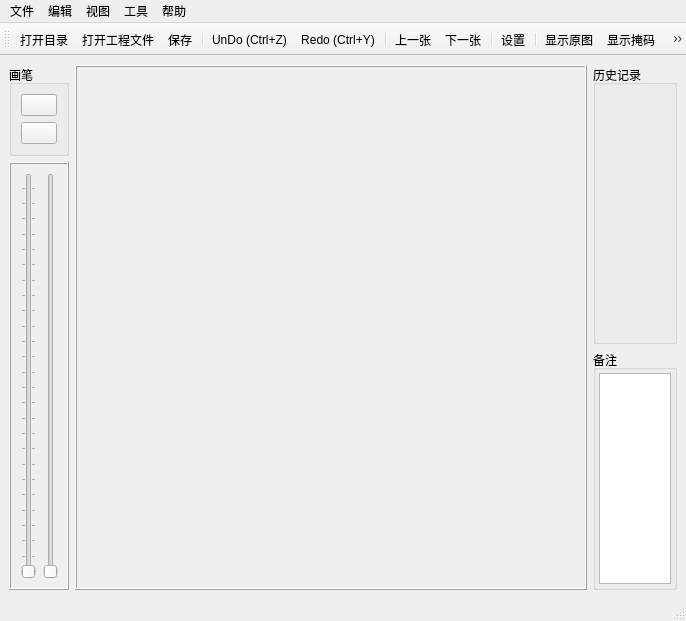
Old version of the form src/MaskGenerator.ui in the repository shih325/MaskGenerator.
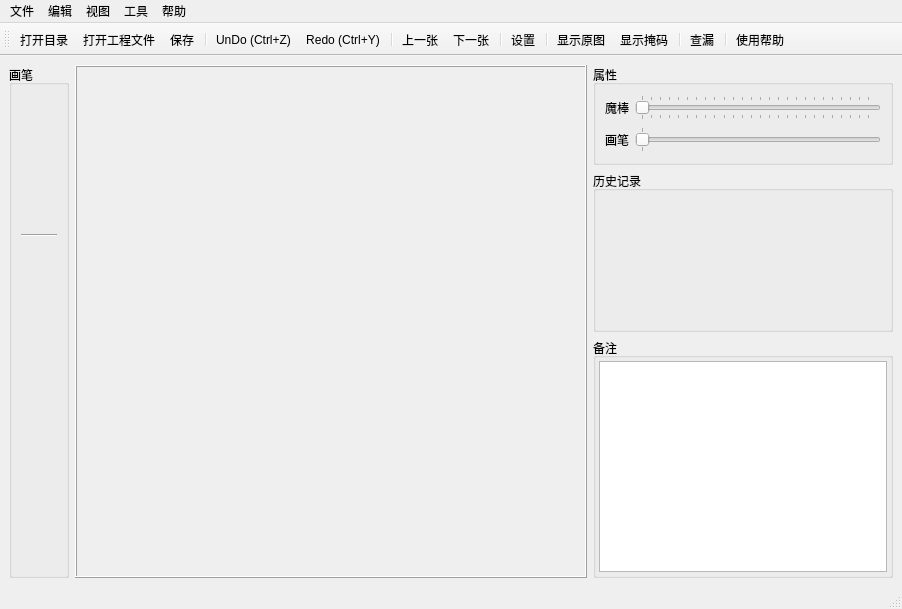
New version of the form. Icons and pictures are not drawn.

```diff
--- a/src/MaskGenerator.ui
+++ b/src/MaskGenerator.ui
@@ -6,8 +6,8 @@
    <rect>
     <x>0</x>
     <y>0</y>
-    <width>686</width>
-    <height>621</height>
+    <width>902</width>
+    <height>609</height>
    </rect>
   </property>
   <property name="mouseTracking">
@@ -25,6 +25,45 @@
     <bool>true</bool>
    </property>
    <layout class="QGridLayout" name="gridLayout_4">
+    <item row="3" column="2">
+     <widget class="QGroupBox" name="groupBox_4">
+      <property name="minimumSize">
+       <size>
+        <width>275</width>
+        <height>0</height>
+       </size>
+      </property>
+      <property name="maximumSize">
+       <size>
+        <width>300</width>
+        <height>240</height>
+       </size>
+      </property>
+      <property name="title">
+       <string>备注</string>
+      </property>
+      <layout class="QGridLayout" name="gridLayout">
+       <property name="leftMargin">
+        <number>3</number>
+       </property>
+       <property name="topMargin">
+        <number>3</number>
+       </property>
+       <property name="rightMargin">
+        <number>3</number>
+       </property>
+       <property name="bottomMargin">
+        <number>3</number>
+       </property>
+       <property name="verticalSpacing">
+        <number>0</number>
+       </property>
+       <item row="0" column="0">
+        <widget class="QTextEdit" name="textEdit_label"/>
+       </item>
+      </layout>
+     </widget>
+    </item>
     <item row="0" column="1" rowspan="4">
      <widget class="QFrame" name="frame_2">
       <property name="minimumSize">
@@ -52,22 +91,72 @@
       </layout>
      </widget>
     </item>
-    <item row="1" column="0" rowspan="3">
-     <widget class="QFrame" name="frame">
+    <item row="1" column="2" rowspan="2">
+     <widget class="QGroupBox" name="groupBox_history">
+      <property name="minimumSize">
+       <size>
+        <width>275</width>
+        <height>0</height>
+       </size>
+      </property>
       <property name="maximumSize">
        <size>
-        <width>60</width>
+        <width>300</width>
         <height>16777215</height>
        </size>
       </property>
-      <property name="frameShape">
-       <enum>QFrame::Box</enum>
+      <property name="title">
+       <string>历史记录</string>
       </property>
-      <property name="frameShadow">
-       <enum>QFrame::Raised</enum>
+      <layout class="QGridLayout" name="gridLayout_3">
+       <property name="leftMargin">
+        <number>3</number>
+       </property>
+       <property name="topMargin">
+        <number>3</number>
+       </property>
+       <property name="rightMargin">
+        <number>3</number>
+       </property>
+       <property name="bottomMargin">
+        <number>3</number>
+       </property>
+       <property name="spacing">
+        <number>0</number>
+       </property>
+       <item row="0" column="0">
+        <layout class="QGridLayout" name="historyLayout"/>
+       </item>
+      </layout>
+     </widget>
+    </item>
+    <item row="0" column="2">
+     <widget class="QGroupBox" name="groupBox_2">
+      <property name="maximumSize">
+       <size>
+        <width>16777215</width>
+        <height>100</height>
+       </size>
       </property>
-      <layout class="QHBoxLayout" name="horizontalLayout">
-       <item>
+      <property name="title">
+       <string>属性</string>
+      </property>
+      <layout class="QGridLayout" name="gridLayout_2">
+       <item row="2" column="0">
+        <widget class="QLabel" name="label_2">
+         <property name="text">
+          <string>画笔</string>
+         </property>
+        </widget>
+       </item>
+       <item row="1" column="0">
+        <widget class="QLabel" name="label">
+         <property name="text">
+          <string>魔棒</string>
+         </property>
+        </widget>
+       </item>
+       <item row="1" column="1">
         <widget class="QSlider" name="verticalSlider_threshold">
          <property name="sizePolicy">
           <sizepolicy hsizetype="Expanding" vsizetype="Expanding">
@@ -75,6 +164,12 @@
            <verstretch>0</verstretch>
           </sizepolicy>
          </property>
+         <property name="maximumSize">
+          <size>
+           <width>16777215</width>
+           <height>25</height>
+          </size>
+         </property>
          <property name="styleSheet">
           <string notr="true"/>
          </property>
@@ -85,14 +180,14 @@
           <number>0</number>
          </property>
          <property name="orientation">
-          <enum>Qt::Vertical</enum>
+          <enum>Qt::Horizontal</enum>
          </property>
          <property name="tickPosition">
           <enum>QSlider::TicksBothSides</enum>
          </property>
         </widget>
        </item>
-       <item>
+       <item row="2" column="1">
         <widget class="QSlider" name="verticalSlider_thickness">
          <property name="sizePolicy">
           <sizepolicy hsizetype="Expanding" vsizetype="Expanding">
@@ -100,6 +195,12 @@
            <verstretch>0</verstretch>
           </sizepolicy>
          </property>
+         <property name="maximumSize">
+          <size>
+           <width>16777215</width>
+           <height>25</height>
+          </size>
+         </property>
          <property name="minimum">
           <number>1</number>
          </property>
@@ -107,25 +208,31 @@
           <number>6</number>
          </property>
          <property name="orientation">
-          <enum>Qt::Vertical</enum>
+          <enum>Qt::Horizontal</enum>
+         </property>
+         <property name="tickPosition">
+          <enum>QSlider::TicksBothSides</enum>
+         </property>
+         <property name="tickInterval">
+          <number>0</number>
          </property>
         </widget>
        </item>
       </layout>
      </widget>
     </item>
-    <item row="0" column="0">
+    <item row="0" column="0" rowspan="4">
      <widget class="QGroupBox" name="groupBox">
       <property name="minimumSize">
        <size>
-        <width>60</width>
+        <width>40</width>
         <height>0</height>
        </size>
       </property>
       <property name="maximumSize">
        <size>
         <width>60</width>
-        <height>115</height>
+        <height>16777215</height>
        </size>
       </property>
       <property name="title">
@@ -146,15 +253,15 @@
          </property>
          <property name="iconSize">
           <size>
-           <width>30</width>
-           <height>30</height>
+           <width>20</width>
+           <height>20</height>
           </size>
          </property>
          <property name="checkable">
           <bool>true</bool>
          </property>
          <property name="flat">
-          <bool>false</bool>
+          <bool>true</bool>
          </property>
         </widget>
        </item>
@@ -172,65 +279,124 @@
          </property>
          <property name="iconSize">
           <size>
-           <width>30</width>
-           <height>30</height>
+           <width>20</width>
+           <height>20</height>
           </size>
          </property>
          <property name="checkable">
           <bool>true</bool>
          </property>
          <property name="flat">
-          <bool>false</bool>
+          <bool>true</bool>
          </property>
         </widget>
        </item>
-      </layout>
-     </widget>
-    </item>
-    <item row="3" column="2">
-     <widget class="QGroupBox" name="groupBox_4">
-      <property name="maximumSize">
-       <size>
-        <width>420</width>
-        <height>240</height>
-       </size>
-      </property>
-      <property name="title">
-       <string>备注</string>
-      </property>
-      <layout class="QGridLayout" name="gridLayout">
-       <property name="verticalSpacing">
-        <number>0</number>
-       </property>
-       <property name="margin">
-        <number>3</number>
-       </property>
-       <item row="0" column="0">
-        <widget class="QTextEdit" name="textEdit_label"/>
+       <item>
+        <widget class="QPushButton" name="pushButton_Magic">
+         <property name="toolTip">
+          <string>魔棒</string>
+         </property>
+         <property name="styleSheet">
+          <string notr="true"/>
+         </property>
+         <property name="text">
+          <string/>
+         </property>
+         <property name="icon">
+          <iconset resource="MaskGenerator.qrc">
+           <normaloff>:/MaskGenerator/resource/Magic.ico</normaloff>:/MaskGenerator/resource/Magic.ico</iconset>
+         </property>
+         <property name="iconSize">
+          <size>
+           <width>20</width>
+           <height>20</height>
+          </size>
+         </property>
+         <property name="checkable">
+          <bool>true</bool>
+         </property>
+         <property name="flat">
+          <bool>true</bool>
+         </property>
+        </widget>
        </item>
-      </layout>
-     </widget>
-    </item>
-    <item row="0" column="2" rowspan="3">
-     <widget class="QGroupBox" name="groupBox_history">
-      <property name="maximumSize">
-       <size>
-        <width>420</width>
-        <height>16777215</height>
-       </size>
-      </property>
-      <property name="title">
-       <string>历史记录</string>
-      </property>
-      <layout class="QGridLayout" name="gridLayout_3">
-       <property name="margin">
-        <number>3</number>
-       </property>
-       <property name="spacing">
-        <number>0</number>
-       </property>
-       <item row="0" column="0">
-        <layout class="QGridLayout" name="historyLayout"/>
+       <item>
+        <widget class="QPushButton" name="pushButton_Fill">
+         <property name="toolTip">
+          <string>填充</string>
+         </property>
+         <property name="styleSheet">
+          <string notr="true"/>
+         </property>
+         <property name="text">
+          <string/>
+         </property>
+         <property name="icon">
+          <iconset resource="MaskGenerator.qrc">
+           <normaloff>:/MaskGenerator/resource/Fill_color.ico</normaloff>:/MaskGenerator/resource/Fill_color.ico</iconset>
+         </property>
+         <property name="iconSize">
+          <size>
+           <width>20</width>
+           <height>20</height>
+          </size>
+         </property>
+         <property name="checkable">
+          <bool>true</bool>
+         </property>
+         <property name="flat">
+          <bool>true</bool>
+         </property>
+        </widget>
+       </item>
+       <item>
+        <widget class="QPushButton" name="pushButton_Lasso">
+         <property name="toolTip">
+          <string>多边形套索</string>
+         </property>
+         <property name="styleSheet">
+          <string notr="true"/>
+         </property>
+         <property name="text">
+          <string/>
+         </property>
+         <property name="icon">
+          <iconset resource="MaskGenerator.qrc">
+           <normaloff>:/MaskGenerator/resource/polygonallasso.ico</normaloff>:/MaskGenerator/resource/polygonallasso.ico</iconset>
+         </property>
+         <property name="iconSize">
+          <size>
+           <width>20</width>
+           <height>20</height>
+          </size>
+         </property>
+         <property name="checkable">
+          <bool>true</bool>
+         </property>
+         <property name="flat">
+          <bool>true</bool>
+         </property>
+        </widget>
+       </item>
+       <item>
+        <widget class="Line" name="line">
+         <property name="orientation">
+          <enum>Qt::Horizontal</enum>
+         </property>
+        </widget>
+       </item>
+       <item>
+        <spacer name="verticalSpacer">
+         <property name="orientation">
+          <enum>Qt::Vertical</enum>
+         </property>
+         <property name="sizeHint" stdset="0">
+          <size>
+           <width>20</width>
+           <height>40</height>
+          </size>
+         </property>
+        </spacer>
        </item>
       </layout>
      </widget>
@@ -242,8 +408,8 @@
     <rect>
      <x>0</x>
      <y>0</y>
-     <width>686</width>
-     <height>26</height>
+     <width>902</width>
+     <height>23</height>
     </rect>
    </property>
    <widget class="QMenu" name="menu">
```
Left out of the diff: 144 changed lines with no effect on the pictures.
